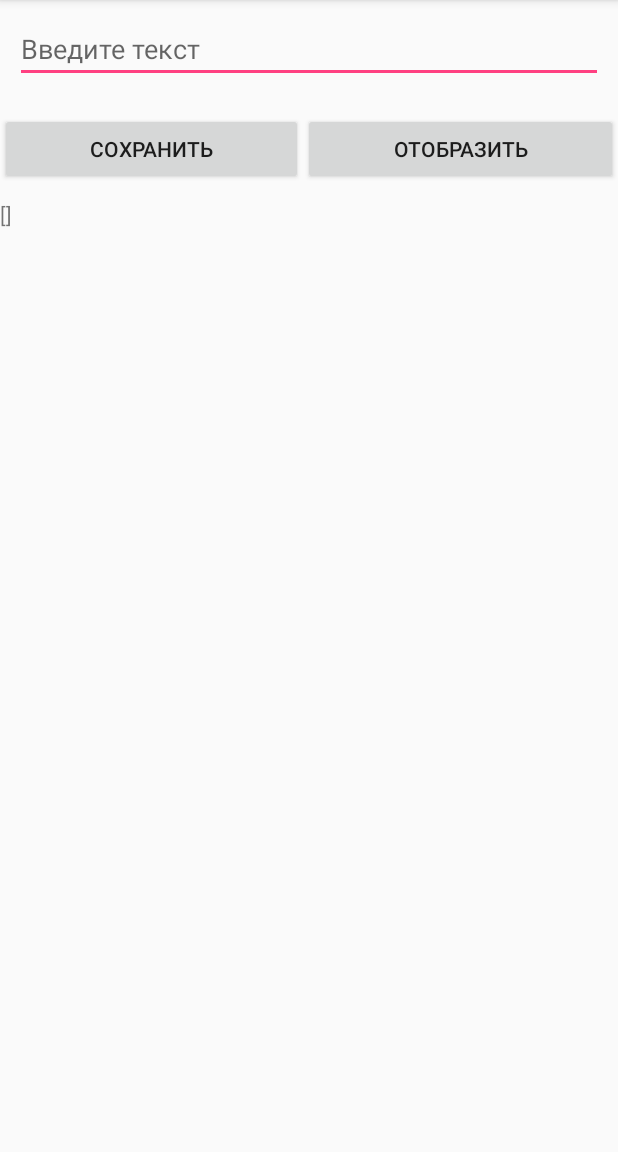
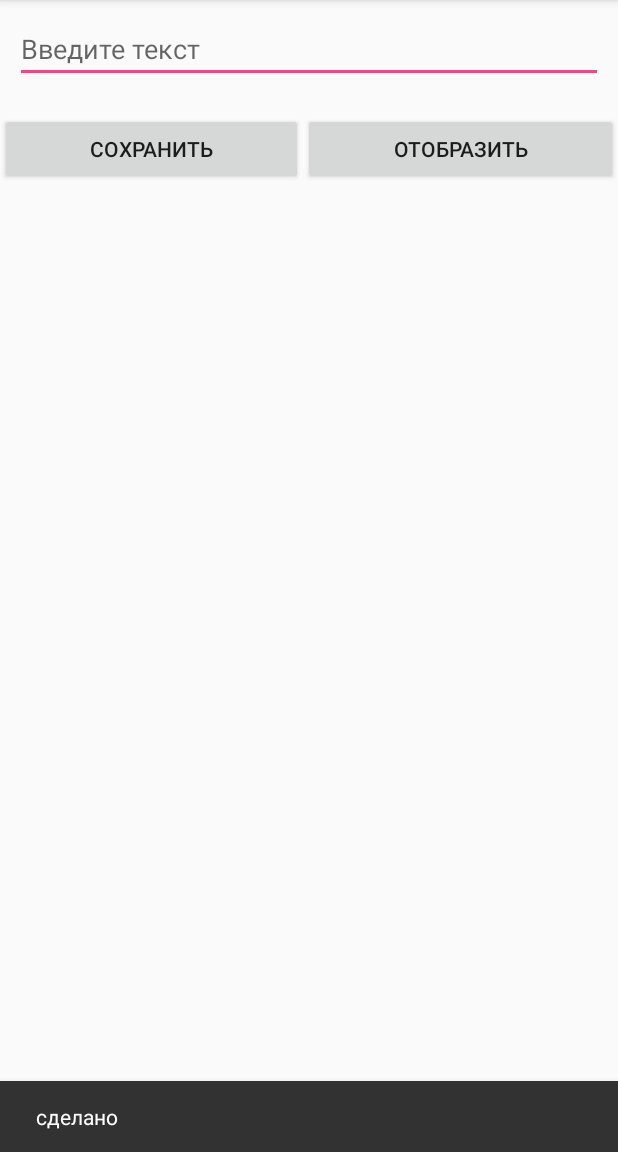
Before and after one commit to Saferoni/GoAndroid, an Android app: the screen it shows after launch (MainActivity), after a tap on "ОТОБРАЗИТЬ", on a phone screen of 412 x 824 dp, the part 84-1236 px from its top. Run offline under Robolectric (Android 15) with nearby library versions, the phone set to English and light mode, and no system bars; 1 other tap on this screen came first.

Commit message:
Сделана ДЗ  3 все задания в одном APP

```diff
--- a/dz3_1/src/main/java/com/safercrypt/dz3_1/MainActivity.java
+++ b/dz3_1/src/main/java/com/safercrypt/dz3_1/MainActivity.java
@@ -1,6 +1,7 @@
 package com.safercrypt.dz3_1;
 
 import android.os.Bundle;
+import android.support.design.widget.Snackbar;
 import android.support.v7.app.AppCompatActivity;
 import android.view.View;
 import android.widget.Button;
@@ -8,20 +9,31 @@ import android.widget.EditText;
 import android.widget.TextView;
 import android.widget.Toast;
 
-import java.util.HashSet;
-import java.util.Set;
+import java.util.ArrayList;
+import java.util.Iterator;
+import java.util.TreeSet;
+
+// в данном примере постараюсь реализовать сразу все тербования ниже
 
 // 1)Пользователь имеет возможность вводить текст, который появляется в списке.
-// Сделай такую проверку, чтобы в списке были только уникальные строки.
-// ГОТОВО
+// Сделай такую проверку, чтобы в списке были только уникальные строки. ГОТОВО
+//
+// 2) Пользователь имеет возможность вводить текст, который появляется в списке. Каждой строке
+// должно соответствовать число, которое будет обозначать частоту ввода этой строки пользователем.
+// При вводе строки, которая уже есть в списке, надо увеличивать такое число только для этой строки.
+// Вывести все строки без повторений и числа, которые к ним относятся. Проверить, что при вводе
+// числа напротив этих строк увеличиваются.ГОТОВО
+
+// 3) Показать пример работы с WebView, ScrollView ГОТОВО.
 
 public class MainActivity extends AppCompatActivity {
 
-    private TextView textView;
+    private TextView textView, textView2;
     private Button buttonSave, buttonView;
     private EditText editText;
-    private Set<String>  mySet = new HashSet<>();
-    //private List<Bed> newBed = new ArrayList<>();
+    private TreeSet<String> mySet = new TreeSet<>();
+    private ArrayList<MyString> myList = new ArrayList<>();
+    //private boolean truAdd = false;
 
     @Override
     protected void onCreate(Bundle savedInstanceState) {
@@ -31,22 +43,42 @@ public class MainActivity extends AppCompatActivity {
         buttonSave = (Button) findViewById(R.id.buttonSave);
         buttonView = (Button) findViewById(R.id.buttonView);
         editText = (EditText) findViewById(R.id.editText);
+        textView2 = (TextView) findViewById(R.id.textView2);
 
         buttonSave.setOnClickListener(new View.OnClickListener() {
             @Override
             public void onClick(View view) {
-                // сдесть будет реализация нажатия кнопки сохранить Сохранение будет в SetList
+                // сдесть будет реализация задания 1 нажатия кнопки сохранить Сохранение будет в hashSet или TreeSet
                 // что б не было повторяющихся строк
-
                 if (mySet.add(editText.getText().toString()) && !editText.getText().toString().equals("")) {
                     Toast.makeText(getApplicationContext(), "Елемент добвален", Toast.LENGTH_SHORT).show();
+
                     textView.setText("в списке " + mySet.size() + "елементов");
                 }
                 else {
                     textView.setText("вы ничего не ввели или в списке уже есть такой елемент");
+                    Snackbar.make(findViewById(android.R.id.content), "сделано", Snackbar.LENGTH_SHORT).show();
 
 
                 }
+                // тут реализация задания 2 на той же кнопке толко через  ArrayList
+                if (!editText.getText().toString().equals("") && myList.size() >= 0) {
+                    boolean truAdd = true;
+                    if (myList.size() == 0) {
+                        myList.add(new MyString(editText.getText().toString()));
+                    }else {
+                        for (int i = 0; i < myList.size(); i++){
+                            if (myList.get(i).getS().equals(editText.getText().toString())) {
+                                myList.get(i).increaseMyI();
+                                truAdd = false;
+                                break;
+                            }
+                        }
+                    }
+                    if (truAdd) myList.add(new MyString(editText.getText().toString()));
+                }
+
+
             }
         });
 
@@ -54,7 +86,21 @@ public class MainActivity extends AppCompatActivity {
             @Override
             public void onClick(View view) {
                 // сдесть будет реализация нажатия кнопки отобразить введенные данные
-                textView.setText(mySet.toString());
+                // испрользую iterator для прозода по сету и выводу каждого елемента на новой строке
+                Iterator <String> iterator = mySet.iterator();
+                textView.setText(" ");
+                while (iterator.hasNext()) {
+                    textView.setText(textView.getText() + iterator.next() + "\n ");
+                }
+                // старая реализация просто вывода елементов
+                //textView.setText(mySet.toString());
+
+                //вывожу myList
+                //textView2.setText(myList.toString());
+                textView2.setText("");
+                for (int i = 0; i < myList.size(); i++){
+                   textView2.setText(textView2.getText() + myList.get(i).toString());
+                }
             }
         });
     }
--- a/dz3_1/src/main/res/layout/activity_main.xml
+++ b/dz3_1/src/main/res/layout/activity_main.xml
@@ -41,11 +41,32 @@
 
     </LinearLayout>
 
-    <TextView
+    <ScrollView
         android:layout_width="match_parent"
         android:layout_height="match_parent"
-        android:text="Это поле ждет нажатия кнопки Отобразить"
-        android:id="@+id/textView"
-        android:layout_gravity="center"/>
+        android:layout_weight="1">
+
+        <LinearLayout
+        android:orientation="horizontal"
+        android:layout_width="match_parent"
+        android:layout_height="wrap_content">
+
+            <TextView
+            android:layout_width="match_parent"
+            android:layout_height="match_parent"
+            android:text="Это поле отвечает за 1 задание"
+            android:layout_weight="0.5"
+            android:id="@+id/textView"
+            android:layout_gravity="center"/>
+
+            <TextView
+            android:text="это поле отвечает за 2 задание"
+            android:layout_width="match_parent"
+            android:layout_height="match_parent"
+            android:layout_weight="0.5"
+            android:id="@+id/textView2" />
+
+        </LinearLayout>
+    </ScrollView>
 
 </LinearLayout>
```
Also changed, not shown: dz3_1/src/main/java/com/safercrypt/dz3_1/MyString.java (added, +40 -0 lines).
